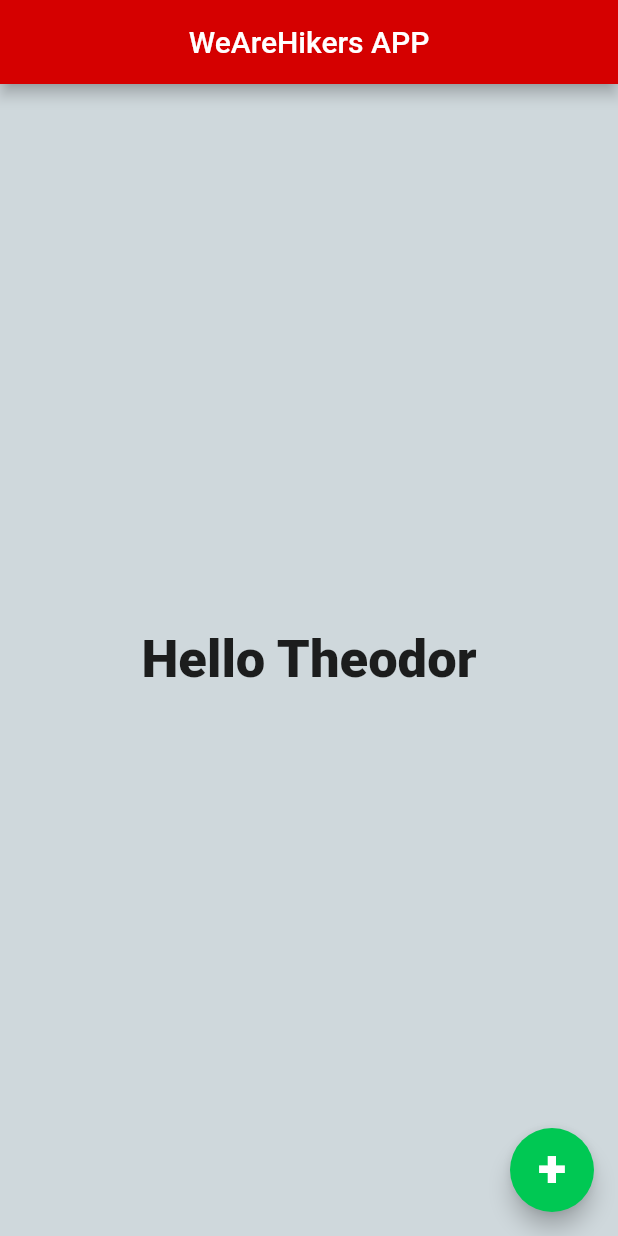
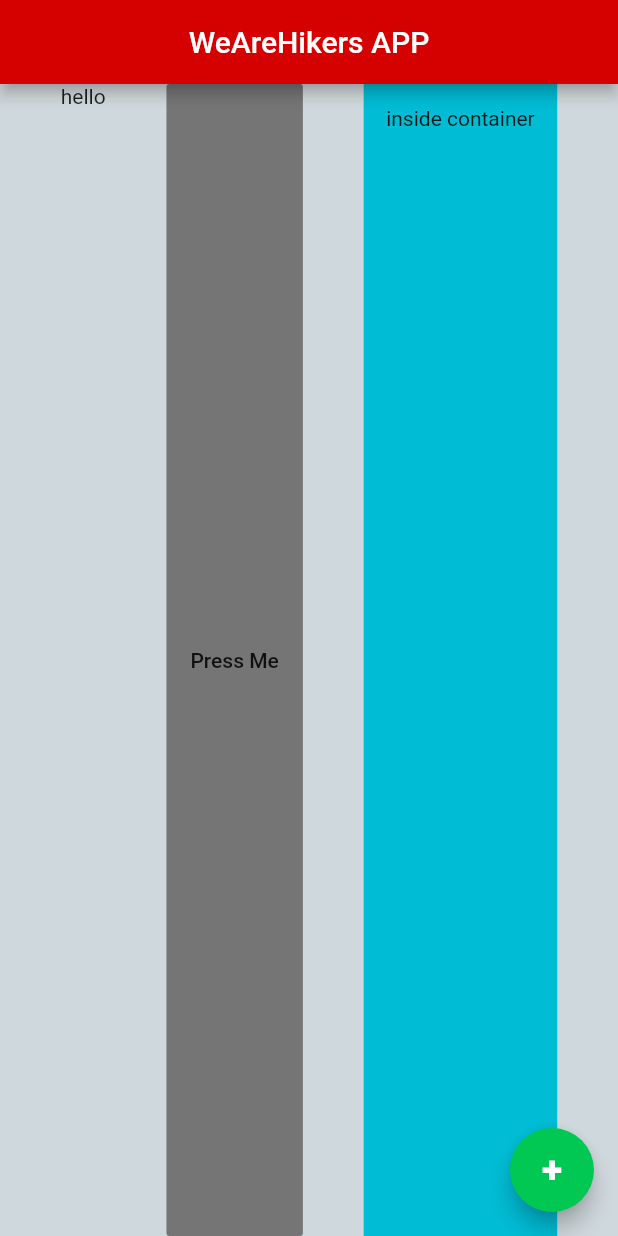
Before and after one commit to tabimansour/myfirstapp, a Flutter app: the screen it shows after launch, on a phone screen of 412 x 824 dp. Run offline on Flutter 3.47's test engine with Material 2 defaults, Android fonts, the phone set to English and light mode, and no system bars; Roboto replaces fonts that are missing (RobotoCondensed-Bold, RobotoCondensed-Italic).

Commit message:
Version Beta

```diff
--- a/lib/main.dart
+++ b/lib/main.dart
@@ -1,29 +1,47 @@
 import 'package:flutter/material.dart';
 
 void main() => runApp(MaterialApp(
-  home: Scaffold(
+  home: Home()
+));
+
+class Home extends StatelessWidget {
+  @override
+  Widget build(BuildContext context) {
+    return Scaffold(
       appBar: AppBar(
         title: Text('WeAreHikers APP'),
         centerTitle: true,
         backgroundColor: Colors.redAccent.shade700,
       ),
-    body: Center(
-      child: Text('Hello Theodor',style: TextStyle(
-        fontWeight: FontWeight.w900,
-        fontSize:35.0,
-        fontFamily: 'RobotoCondensed-Italic',
-      )),
+
+      body: Row(
+        mainAxisAlignment: MainAxisAlignment.spaceEvenly,
+        crossAxisAlignment: CrossAxisAlignment.stretch,
+        children: <Widget>[
+          Text('hello'),
+          FlatButton(
+            onPressed: () => {},
+            color: Colors.grey[600],
+            child: Text('Press Me'),
           ),
+          Container(
+            color: Colors.cyan,
+            padding: EdgeInsets.all(15),
+            child: Text('inside container'),
+          ),
+        ],
+      ),
+
       backgroundColor: Colors.blueGrey.shade100,
       floatingActionButton: FloatingActionButton(
         child: Text('+', style: TextStyle(
           fontWeight: FontWeight.w900,
-        fontSize:35.0,
+          fontSize:25.0,
           fontFamily: 'RobotoCondensed-Bold',
         )),
         backgroundColor: Colors.greenAccent.shade700,
-
         onPressed: () {},
       ),
-  ),
-));
+    );
+  }
+}
--- a/pubspec.yaml
+++ b/pubspec.yaml
@@ -41,9 +41,8 @@ flutter:
   uses-material-design: true
 
   # To add assets to your application, add an assets section, like this:
-  # assets:
-  #  - images/a_dot_burr.jpeg
-  #  - images/a_dot_ham.jpeg
+  assets:
+    - assets/
 
   # An image asset can refer to one or more resolution-specific "variants", see
   # https://flutter.dev/assets-and-images/#resolution-aware.
```
Also changed, not shown: 1 other file. Lines whose indentation alone changed are shown as unchanged.
